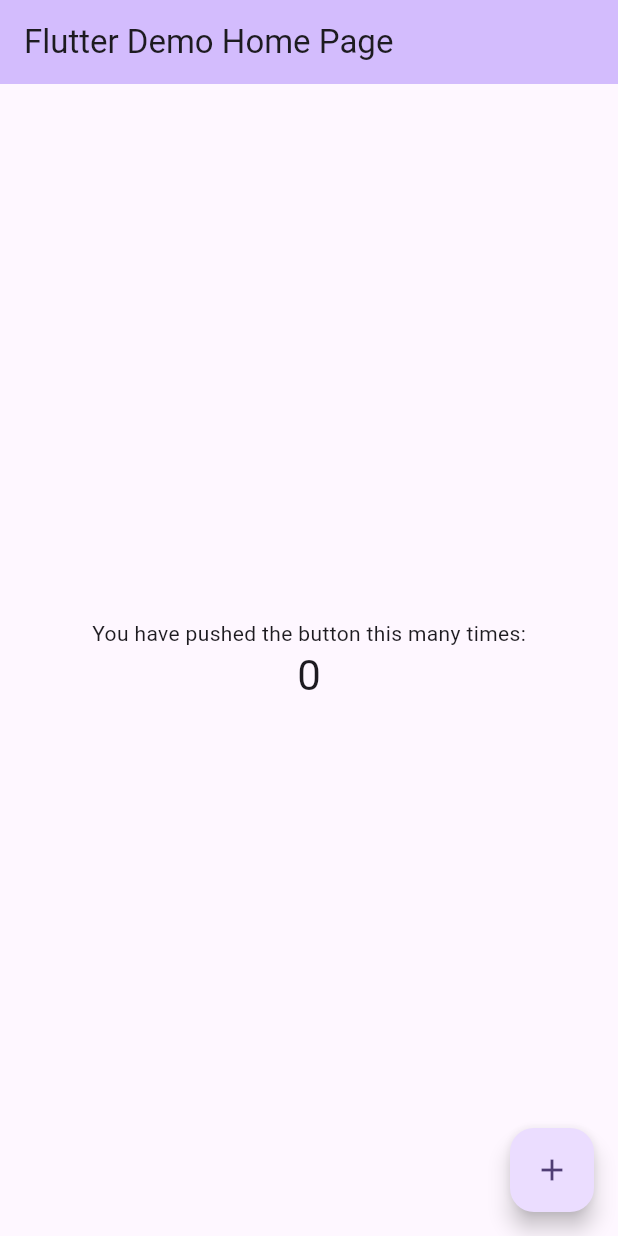
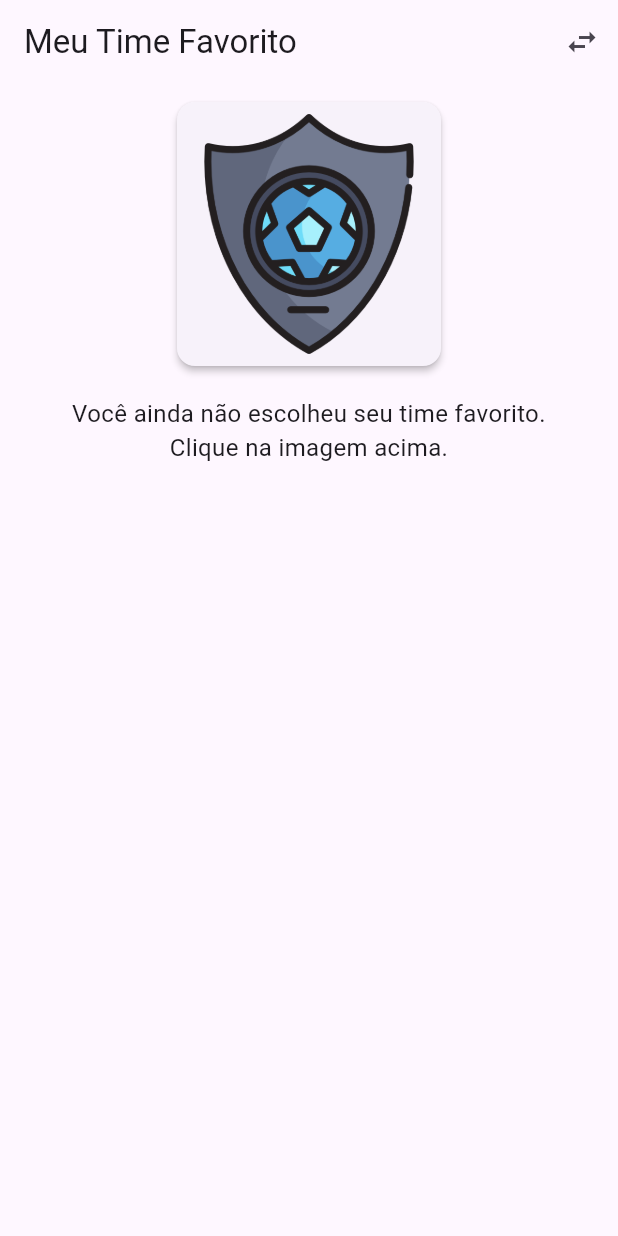
Before and after one commit to lucaslimb/flutter-teams, a Flutter app: the screen it shows after launch, on a phone screen of 412 x 824 dp. Run offline on Flutter 3.47's test engine with Material 3 defaults, Android fonts, the phone set to English and light mode, and no system bars; our stand-ins replace shared_preferences.

Commit message:
time favorito

```diff
--- a/lib/main.dart
+++ b/lib/main.dart
@@ -1,122 +1,20 @@
+import 'package:favorite_team/routes.dart';
 import 'package:flutter/material.dart';
 
 void main() {
-  runApp(const MyApp());
+  runApp(MyApp());
 }
 
 class MyApp extends StatelessWidget {
   const MyApp({super.key});
-
-  // This widget is the root of your application.
   @override
   Widget build(BuildContext context) {
     return MaterialApp(
-      title: 'Flutter Demo',
-      theme: ThemeData(
-        // This is the theme of your application.
-        //
-        // TRY THIS: Try running your application with "flutter run". You'll see
-        // the application has a purple toolbar. Then, without quitting the app,
-        // try changing the seedColor in the colorScheme below to Colors.green
-        // and then invoke "hot reload" (save your changes or press the "hot
-        // reload" button in a Flutter-supported IDE, or press "r" if you used
-        // the command line to start the app).
-        //
-        // Notice that the counter didn't reset back to zero; the application
-        // state is not lost during the reload. To reset the state, use hot
-        // restart instead.
-        //
-        // This works for code too, not just values: Most code changes can be
-        // tested with just a hot reload.
-        colorScheme: ColorScheme.fromSeed(seedColor: Colors.deepPurple),
-      ),
-      home: const MyHomePage(title: 'Flutter Demo Home Page'),
+      title: 'Time Favorito',
+      theme: ThemeData(primarySwatch: Colors.blue),
+      initialRoute: Routes.home,
+      onGenerateRoute: Routes.generateRoute,
+      debugShowCheckedModeBanner: false,
     );
   }
 }
-
-class MyHomePage extends StatefulWidget {
-  const MyHomePage({super.key, required this.title});
-
-  // This widget is the home page of your application. It is stateful, meaning
-  // that it has a State object (defined below) that contains fields that affect
-  // how it looks.
-
-  // This class is the configuration for the state. It holds the values (in this
-  // case the title) provided by the parent (in this case the App widget) and
-  // used by the build method of the State. Fields in a Widget subclass are
-  // always marked "final".
-
-  final String title;
-
-  @override
-  State<MyHomePage> createState() => _MyHomePageState();
-}
-
-class _MyHomePageState extends State<MyHomePage> {
-  int _counter = 0;
-
-  void _incrementCounter() {
-    setState(() {
-      // This call to setState tells the Flutter framework that something has
-      // changed in this State, which causes it to rerun the build method below
-      // so that the display can reflect the updated values. If we changed
-      // _counter without calling setState(), then the build method would not be
-      // called again, and so nothing would appear to happen.
-      _counter++;
-    });
-  }
-
-  @override
-  Widget build(BuildContext context) {
-    // This method is rerun every time setState is called, for instance as done
-    // by the _incrementCounter method above.
-    //
-    // The Flutter framework has been optimized to make rerunning build methods
-    // fast, so that you can just rebuild anything that needs updating rather
-    // than having to individually change instances of widgets.
-    return Scaffold(
-      appBar: AppBar(
-        // TRY THIS: Try changing the color here to a specific color (to
-        // Colors.amber, perhaps?) and trigger a hot reload to see the AppBar
-        // change color while the other colors stay the same.
-        backgroundColor: Theme.of(context).colorScheme.inversePrimary,
-        // Here we take the value from the MyHomePage object that was created by
-        // the App.build method, and use it to set our appbar title.
-        title: Text(widget.title),
-      ),
-      body: Center(
-        // Center is a layout widget. It takes a single child and positions it
-        // in the middle of the parent.
-        child: Column(
-          // Column is also a layout widget. It takes a list of children and
-          // arranges them vertically. By default, it sizes itself to fit its
-          // children horizontally, and tries to be as tall as its parent.
-          //
-          // Column has various properties to control how it sizes itself and
-          // how it positions its children. Here we use mainAxisAlignment to
-          // center the children vertically; the main axis here is the vertical
-          // axis because Columns are vertical (the cross axis would be
-          // horizontal).
-          //
-          // TRY THIS: Invoke "debug painting" (choose the "Toggle Debug Paint"
-          // action in the IDE, or press "p" in the console), to see the
-          // wireframe for each widget.
-          mainAxisAlignment: MainAxisAlignment.center,
-          children: <Widget>[
-            const Text('You have pushed the button this many times:'),
-            Text(
-              '$_counter',
-              style: Theme.of(context).textTheme.headlineMedium,
-            ),
-          ],
-        ),
-      ),
-      floatingActionButton: FloatingActionButton(
-        onPressed: _incrementCounter,
-        tooltip: 'Increment',
-        child: const Icon(Icons.add),
-      ), // This trailing comma makes auto-formatting nicer for build methods.
-    );
-  }
-}
--- /dev/null
+++ b/lib/routes.dart
@@ -0,0 +1,23 @@
+import 'package:favorite_team/screens/home/home_screen.dart';
+import 'package:favorite_team/screens/select/select_screen.dart';
+import 'package:flutter/material.dart';
+
+class Routes {
+  static const String home = '/';
+  static const String select = '/select';
+
+  static Route<dynamic> generateRoute(RouteSettings settings) {
+    switch (settings.name) {
+      case home:
+        return MaterialPageRoute(builder: (_) => HomeScreen());
+      case select:
+        return MaterialPageRoute(builder: (_) => SelectScreen());
+      default:
+        return MaterialPageRoute(
+          builder:
+              (_) =>
+                  Scaffold(body: Center(child: Text('Rota não encontrada!'))),
+        );
+    }
+  }
+}
--- /dev/null
+++ b/lib/screens/home/home_screen.dart
@@ -0,0 +1,122 @@
+import 'package:favorite_team/data/user_settings_repository.dart';
+import 'package:favorite_team/model/team.dart';
+import 'package:favorite_team/routes.dart';
+import 'package:flutter/material.dart';
+
+class HomeScreen extends StatefulWidget {
+  const HomeScreen({super.key});
+
+  @override
+  State<HomeScreen> createState() => _HomeScreenState();
+}
+
+class _HomeScreenState extends State<HomeScreen> {
+  final userSettingsRepository = UserSettingsRepository();
+  Future<Team?>? _future;
+
+  @override
+  Widget build(BuildContext context) {
+    return Scaffold(
+      appBar: AppBar(
+        title: const Text('Meu Time Favorito'),
+        actions: [
+          IconButton(
+            tooltip: 'Trocar time',
+            icon: const Icon(Icons.swap_horiz),
+            onPressed: _goSelect,
+          ),
+        ],
+      ),
+      body: FutureBuilder<Team?>(
+        future: _future,
+        builder: (context, snapshot) {
+          if (snapshot.connectionState != ConnectionState.done) {
+            return const Center(child: CircularProgressIndicator());
+          }
+          final team = snapshot.data;
+          return Padding(
+            padding: const EdgeInsets.all(8.0),
+            child: Center(
+              child: Column(
+                children: [
+                  Card(
+                    elevation: 2,
+                    clipBehavior: Clip.antiAlias,
+                    child: InkWell(
+                      onTap: _goSelect,
+                      child: Stack(children: [
+                        Padding(
+                            padding: const EdgeInsets.all(8.0),
+                            child: Image.asset(
+                              team == null
+                                  ? 'assets/images/generico.png'
+                                  : team.logo,
+                              width: 160,
+                              height: 160,
+                              fit: BoxFit.contain,
+                            ),
+                          ),
+
+                          if (team != null)
+                            Positioned(
+                              top: 8,
+                              right: 8,
+                              child: Container(
+                                padding: EdgeInsets.all(4.0),
+                                decoration: const BoxDecoration(
+                                  color: Colors.black54,
+                                  shape: BoxShape.circle,
+                                ),
+                                child: IconButton(
+                                  icon: const Icon(
+                                    Icons.delete,
+                                    color: Colors.white,
+                                    size: 18,
+                                  ),
+                                  padding: EdgeInsets.zero,
+                                  constraints: const BoxConstraints(),
+                                  onPressed: _removeFavorite,
+                                ),
+                              ),
+                            ),
+                       ]
+                  ),
+                    ),
+                  ),
+                  const SizedBox(height: 16),
+                  Text(
+                    team == null
+                        ? 'Você ainda não escolheu seu time favorito.\nClique na imagem acima.'
+                        : team.name,
+                    textAlign: TextAlign.center,
+                    style: const TextStyle(fontSize: 16),
+                  ),
+                ],
+              ),
+            ),
+          );
+        },
+      ),
+    );
+  }
+
+  @override
+  void initState() {
+    super.initState();
+    _reload();
+  }
+
+  void _reload() {
+    _future = userSettingsRepository.getTeam();
+  }
+
+  Future<void> _goSelect() async {
+    await Navigator.pushNamed(context, Routes.select);
+    setState(_reload);
+  }
+
+  Future<void> _removeFavorite() async {
+    await userSettingsRepository.clearTeam();
+    setState(_reload);
+  }
+}
--- a/pubspec.yaml
+++ b/pubspec.yaml
@@ -18,10 +18,10 @@ publish_to: 'none' # Remove this line if you wish to publish to pub.dev
 # of the product and file versions while build-number is used as the build suffix.
 version: 1.0.0+1
 
-shared_preferences: ^2.5.3
 
 environment:
   sdk: ^3.7.2
+
 
 # Dependencies specify other packages that your package needs in order to work.
 # To automatically upgrade your package dependencies to the latest versions
@@ -33,9 +33,12 @@ dependencies:
   flutter:
     sdk: flutter
 
+
   # The following adds the Cupertino Icons font to your application.
   # Use with the CupertinoIcons class for iOS style icons.
   cupertino_icons: ^1.0.8
+  shared_preferences: ^2.5.3
+
 
 dev_dependencies:
   flutter_test:
```
Also changed, not shown: lib/data/teams_repository.dart (added, +16 -0 lines), lib/data/user_settings_repository.dart (+30 -0 lines), lib/screens/select/select_screen.dart (added, +76 -0 lines), assets/images/generico.png (added), pubspec.lock.
